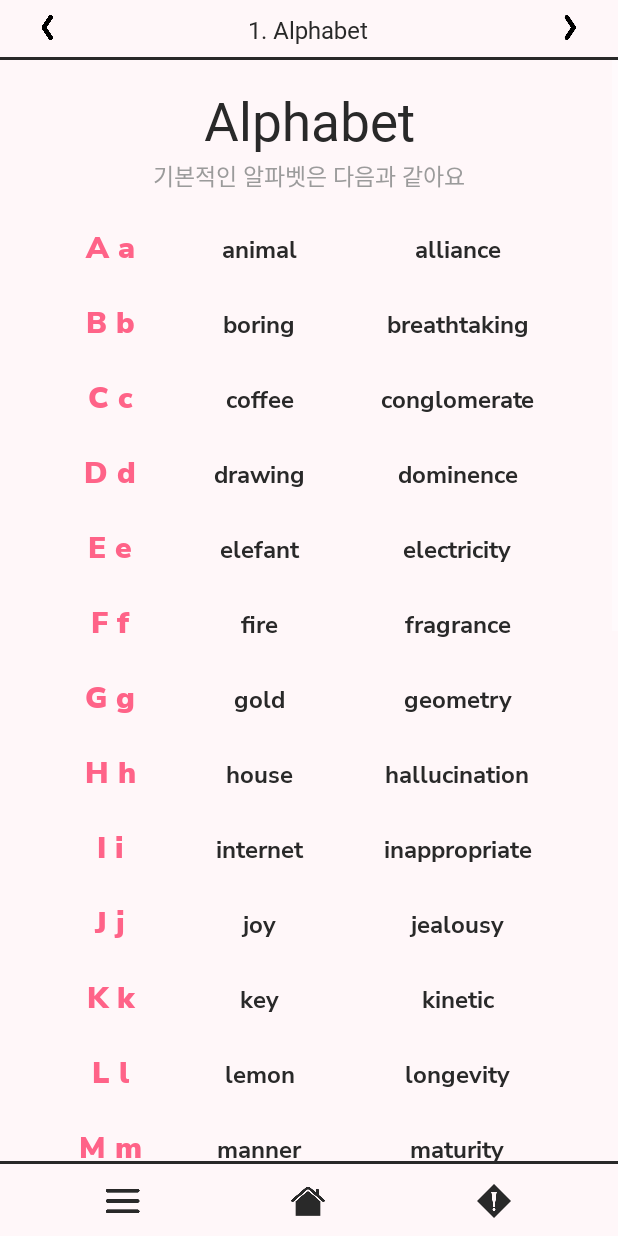
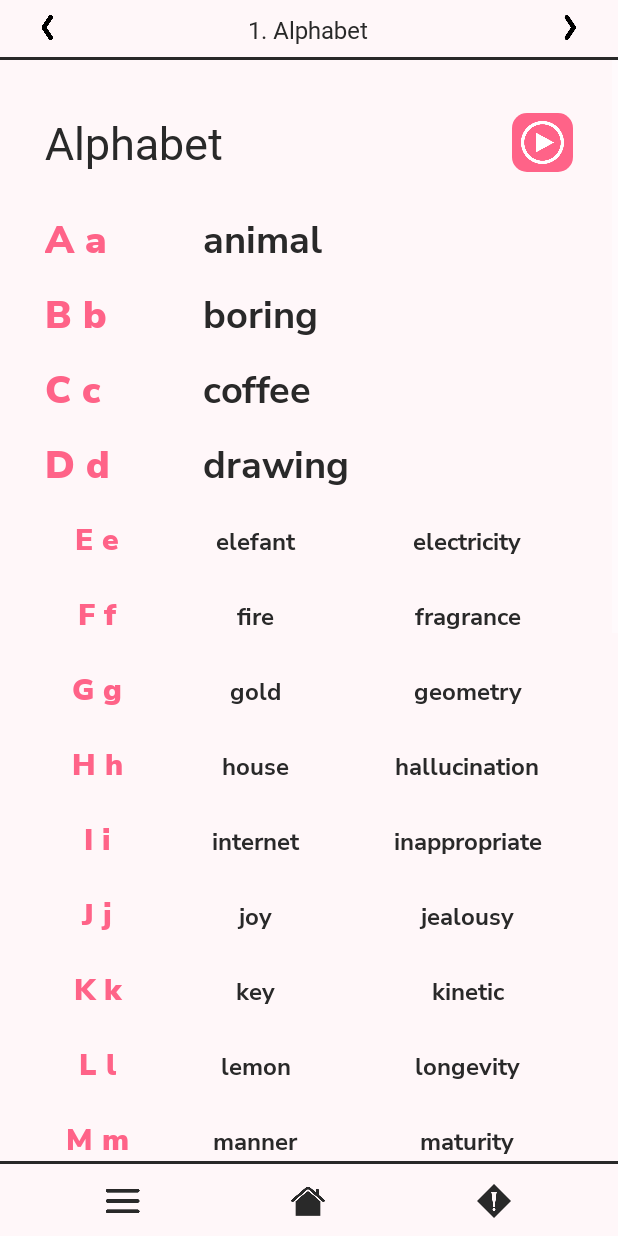
Before and after one commit to Inje-P/Luxionary, an Android app: the MonoEng_01_1 screen opened directly, with no data from a screen before it, on a phone screen of 412 x 824 dp. Run offline under Robolectric (Android 15) with nearby library versions, the phone set to English and light mode, and no system bars.

Commit message:
디자인 수정 (2022-01-21)

```diff
--- a/app/src/main/java/com/luan/luxionary/MonoEng_01_1.java
+++ b/app/src/main/java/com/luan/luxionary/MonoEng_01_1.java
@@ -74,12 +74,6 @@ public class MonoEng_01_1 extends AppCompatActivity {
         btnNext = (ImageButton) findViewById(R.id.btnNext);
         btnPrev.setOnClickListener(mClickListener);
         btnNext.setOnClickListener(mClickListener);
-
-        // Title
-        tvTitle1 = (TextView) findViewById(R.id.tvTitle1);
-        tvTitle1.setOnClickListener(mClickListener);
-        tvTitle2 = (TextView) findViewById(R.id.tvTitle2);
-
 
 
 
--- /dev/null
+++ b/app/src/main/res/drawable/custom_ripple_full_eng.xml
@@ -0,0 +1,13 @@
+<?xml version="1.0" encoding="utf-8"?>
+<ripple xmlns:android="http://schemas.android.com/apk/res/android"
+    android:color="@color/eng_light"> <!-- Ripple Effect 색상 -->
+
+    <!-- 배경색 -->
+    <item android:id="@+id/ripple_full_eng">
+        <shape android:shape="rectangle">
+            <solid android:color="@color/eng_background"></solid>
+            <corners android:radius="10dp" />
+        </shape>
+    </item>
+
+</ripple>
--- a/app/src/main/res/layout/mono_eng_01_1.xml
+++ b/app/src/main/res/layout/mono_eng_01_1.xml
@@ -97,62 +97,69 @@
                 <LinearLayout
                     android:id="@+id/layoutTitle"
                     android:layout_width="match_parent"
-                    android:layout_height="105dp"
+                    android:layout_height="100dp"
                     android:orientation="vertical">
 
                     <Space
                         android:layout_width="match_parent"
-                        android:layout_height="15dp"></Space>
-
-                    <LinearLayout
-                        android:layout_width="match_parent"
-                        android:layout_height="wrap_content"
-                        android:orientation="horizontal">
+                        android:layout_height="20dp"></Space>
 
                     <LinearLayout
                         android:layout_width="match_parent"
                         android:layout_height="70dp"
-                            android:orientation="vertical">
+                        android:orientation="horizontal">
+
+                        <Space
+                            android:layout_width="30dp"
+                            android:layout_height="70dp" />
 
                         <LinearLayout
-                                android:layout_width="match_parent"
-                                android:layout_height="50dp">
+                            android:layout_width="0dp"
+                            android:layout_height="70dp"
+                            android:layout_weight="8">
 
                             <TextView
-                                    android:id="@+id/tvTitle1"
+                                android:id="@+id/tvTitle"
                                 android:layout_width="match_parent"
                                 android:layout_height="match_parent"
                                 android:fontFamily="@font/pretendard_800"
-                                    android:gravity="center"
+                                android:gravity="center_vertical"
                                 android:text="Alphabet"
                                 android:textColor="@color/main_text"
-                                    android:textSize="35dp"></TextView>
+                                android:textSize="30dp"></TextView>
 
                         </LinearLayout>
 
                         <LinearLayout
-                                android:layout_width="match_parent"
-                                android:layout_height="20dp">
+                            android:layout_width="0dp"
+                            android:layout_height="70dp"
+                            android:layout_weight="2">
 
-                                <TextView
-                                    android:id="@+id/tvTitle2"
+                            <ImageButton
+                                android:id="@+id/btnPlay"
                                 android:layout_width="match_parent"
                                 android:layout_height="match_parent"
-                                    android:fontFamily="@font/pretendard_600"
-                                    android:gravity="center"
-                                    android:text="기본적인 알파벳은 다음과 같아요"
-                                    android:textColor="@color/main_gray"
-                                    android:textSize="15dp"></TextView>
+                                android:layout_marginLeft="30dp"
+                                android:layout_marginTop="15dp"
+                                android:layout_marginBottom="15dp"
+                                android:background="@drawable/custom_ripple_full_eng"
+                                android:fontFamily="@font/pretendard_800"
+                                android:gravity="center_vertical"
+                                android:padding="5dp"
+                                android:scaleType="fitCenter"
+                                android:src="@drawable/ic_play"></ImageButton>
 
                         </LinearLayout>
 
-                        </LinearLayout>
+                        <Space
+                            android:layout_width="30dp"
+                            android:layout_height="70dp" />
 
                     </LinearLayout>
 
                     <Space
                         android:layout_width="match_parent"
-                        android:layout_height="15dp"></Space>
+                        android:layout_height="10dp"></Space>
 
                 </LinearLayout>
 
@@ -164,14 +171,13 @@
                     android:orientation="horizontal">
 
                     <Space
-                        android:layout_width="0dp"
-                        android:layout_height="match_parent"
-                        android:layout_weight="1" />
+                        android:layout_width="30dp"
+                        android:layout_height="match_parent" />
 
                     <LinearLayout
                         android:layout_width="0dp"
                         android:layout_height="wrap_content"
-                        android:layout_weight="8"
+                        android:layout_weight="1"
                         android:orientation="vertical">
 
                         <!-- 1 -->
@@ -185,39 +191,26 @@
                                 android:id="@+id/tv1a"
                                 android:layout_width="0dp"
                                 android:layout_height="40dp"
-                                android:layout_weight="2"
+                                android:layout_weight="3"
                                 android:fontFamily="@font/nunitosans_900"
-                                android:gravity="center"
+                                android:gravity="center_vertical"
                                 android:stateListAnimator="@null"
                                 android:text="A a"
                                 android:textColor="@color/eng_background"
-                                android:textSize="20dp"></TextView>
+                                android:textSize="25dp"></TextView>
 
                             <TextView
                                 android:id="@+id/tv1b"
                                 android:layout_width="0dp"
                                 android:layout_height="40dp"
-                                android:layout_weight="4"
+                                android:layout_weight="7"
                                 android:background="@android:color/transparent"
                                 android:fontFamily="@font/nunitosans_700"
-                                android:gravity="center"
+                                android:gravity="center_vertical"
                                 android:stateListAnimator="@null"
                                 android:text="animal"
                                 android:textColor="@color/main_text"
-                                android:textSize="16dp"></TextView>
-
-                            <TextView
-                                android:id="@+id/tv1c"
-                                android:layout_width="0dp"
-                                android:layout_height="40dp"
-                                android:layout_weight="4"
-                                android:background="@android:color/transparent"
-                                android:fontFamily="@font/nunitosans_700"
-                                android:gravity="center"
-                                android:stateListAnimator="@null"
-                                android:text="alliance"
-                                android:textColor="@color/main_text"
-                                android:textSize="16dp"></TextView>
+                                android:textSize="25dp"></TextView>
 
                         </LinearLayout>
 
@@ -233,39 +226,26 @@
                                 android:id="@+id/tv2a"
                                 android:layout_width="0dp"
                                 android:layout_height="40dp"
-                                android:layout_weight="2"
+                                android:layout_weight="3"
                                 android:fontFamily="@font/nunitosans_900"
-                                android:gravity="center"
+                                android:gravity="center_vertical"
                                 android:stateListAnimator="@null"
                                 android:text="B b"
                                 android:textColor="@color/eng_background"
-                                android:textSize="20dp"></TextView>
+                                android:textSize="25dp"></TextView>
 
                             <TextView
                                 android:id="@+id/tv2b"
                                 android:layout_width="0dp"
                                 android:layout_height="40dp"
-                                android:layout_weight="4"
+                                android:layout_weight="7"
                                 android:background="@android:color/transparent"
                                 android:fontFamily="@font/nunitosans_700"
-                                android:gravity="center"
+                                android:gravity="center_vertical"
                                 android:stateListAnimator="@null"
                                 android:text="boring"
                                 android:textColor="@color/main_text"
-                                android:textSize="16dp"></TextView>
-
-                            <TextView
-                                android:id="@+id/tv2c"
-                                android:layout_width="0dp"
-                                android:layout_height="40dp"
-                                android:layout_weight="4"
-                                android:background="@android:color/transparent"
-                                android:fontFamily="@font/nunitosans_700"
-                                android:gravity="center"
-                                android:stateListAnimator="@null"
-                                android:text="breathtaking"
-                                android:textColor="@color/main_text"
-                                android:textSize="16dp"></TextView>
+                                android:textSize="25dp"></TextView>
 
                         </LinearLayout>
 
@@ -281,39 +261,26 @@
                                 android:id="@+id/tv3a"
                                 android:layout_width="0dp"
                                 android:layout_height="40dp"
-                                android:layout_weight="2"
+                                android:layout_weight="3"
                                 android:fontFamily="@font/nunitosans_900"
-                                android:gravity="center"
+                                android:gravity="center_vertical"
                                 android:stateListAnimator="@null"
                                 android:text="C c"
                                 android:textColor="@color/eng_background"
-                                android:textSize="20dp"></TextView>
+                                android:textSize="25dp"></TextView>
 
                             <TextView
                                 android:id="@+id/tv3b"
                                 android:layout_width="0dp"
                                 android:layout_height="40dp"
-                                android:layout_weight="4"
+                                android:layout_weight="7"
                                 android:background="@android:color/transparent"
                                 android:fontFamily="@font/nunitosans_700"
-                                android:gravity="center"
+                                android:gravity="center_vertical"
                                 android:stateListAnimator="@null"
                                 android:text="coffee"
                                 android:textColor="@color/main_text"
-                                android:textSize="16dp"></TextView>
-
-                            <TextView
-                                android:id="@+id/tv3c"
-                                android:layout_width="0dp"
-                                android:layout_height="40dp"
-                                android:layout_weight="4"
-                                android:background="@android:color/transparent"
-                                android:fontFamily="@font/nunitosans_700"
-                                android:gravity="center"
-                                android:stateListAnimator="@null"
-                                android:text="conglomerate"
-                                android:textColor="@color/main_text"
-                                android:textSize="16dp"></TextView>
+                                android:textSize="25dp"></TextView>
 
                         </LinearLayout>
 
@@ -329,39 +296,26 @@
                                 android:id="@+id/tv4a"
                                 android:layout_width="0dp"
                                 android:layout_height="40dp"
-                                android:layout_weight="2"
+                                android:layout_weight="3"
                                 android:fontFamily="@font/nunitosans_900"
-                                android:gravity="center"
+                                android:gravity="center_vertical"
                                 android:stateListAnimator="@null"
                                 android:text="D d"
                                 android:textColor="@color/eng_background"
-                                android:textSize="20dp"></TextView>
+                                android:textSize="25dp"></TextView>
 
                             <TextView
                                 android:id="@+id/tv4b"
                                 android:layout_width="0dp"
                                 android:layout_height="40dp"
-                                android:layout_weight="4"
+                                android:layout_weight="7"
                                 android:background="@android:color/transparent"
                                 android:fontFamily="@font/nunitosans_700"
-                                android:gravity="center"
+                                android:gravity="center_vertical"
                                 android:stateListAnimator="@null"
                                 android:text="drawing"
                                 android:textColor="@color/main_text"
-                                android:textSize="16dp"></TextView>
-
-                            <TextView
-                                android:id="@+id/tv4c"
-                                android:layout_width="0dp"
-                                android:layout_height="40dp"
-                                android:layout_weight="4"
-                                android:background="@android:color/transparent"
-                                android:fontFamily="@font/nunitosans_700"
-                                android:gravity="center"
-                                android:stateListAnimator="@null"
-                                android:text="dominence"
-                                android:textColor="@color/main_text"
-                                android:textSize="16dp"></TextView>
+                                android:textSize="25dp"></TextView>
 
                         </LinearLayout>
 
@@ -1425,9 +1379,8 @@
                     </LinearLayout>
 
                     <Space
-                        android:layout_width="0dp"
-                        android:layout_height="match_parent"
-                        android:layout_weight="1" />
+                        android:layout_width="30dp"
+                        android:layout_height="match_parent" />
 
                 </LinearLayout>
 
```
Also changed, not shown: app/src/main/res/drawable-v24/ic_play.png (added), app/src/main/res/drawable/ic_play.png (added). Lines whose indentation alone changed are shown as unchanged.
